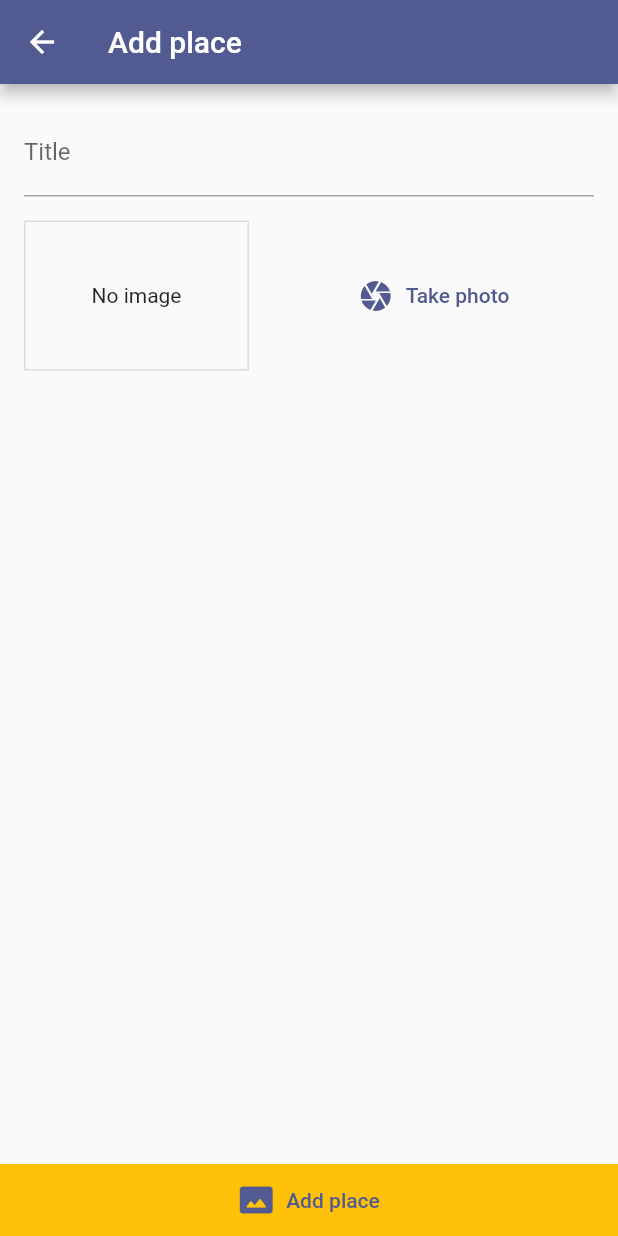
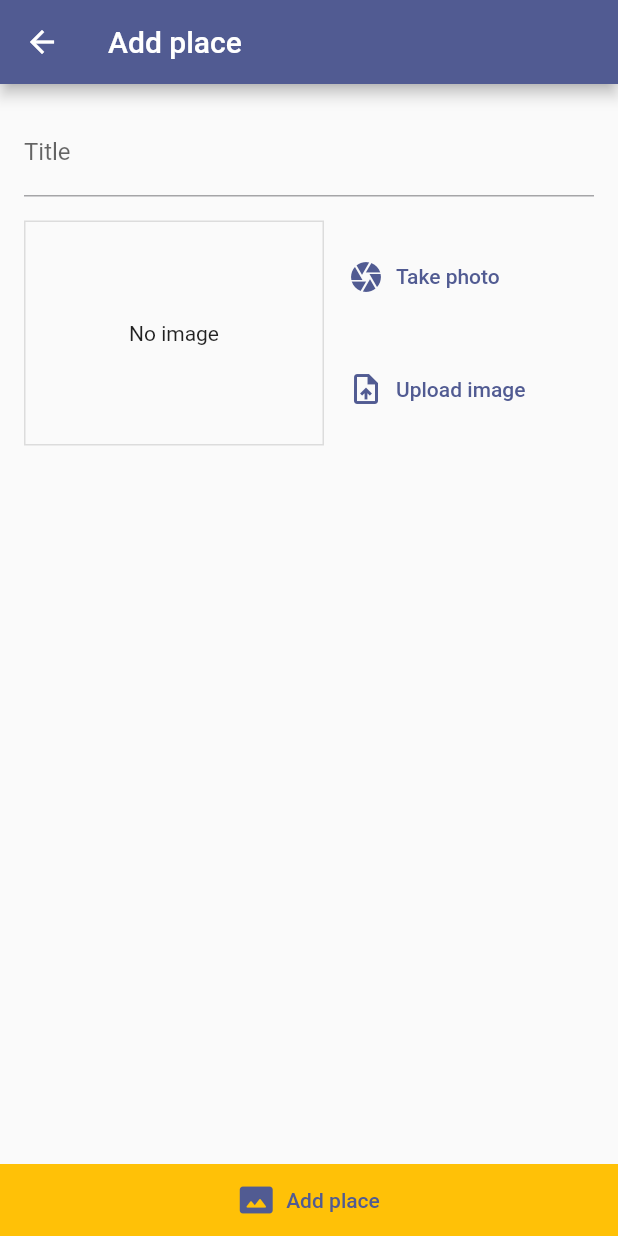
Before and after one commit to vPokladLI/great_places, a Flutter app: the screen it shows after launch, after a tap on the "add" icon, on a phone screen of 412 x 824 dp. Run offline on Flutter 3.47's test engine with Material 2 defaults, Android fonts, the phone set to English and light mode, and no system bars; our stand-ins replace image_picker.

Commit message:
add list screen

```diff
--- a/lib/pages/add_place_screen.dart
+++ b/lib/pages/add_place_screen.dart
@@ -1,5 +1,8 @@
+import 'dart:io';
 import 'package:flutter/material.dart';
+import 'package:provider/provider.dart';
 
+import '../providers/places_provider.dart';
 import '../widgets/image_input.dart';
 
 class AddPlaceScreen extends StatefulWidget {
@@ -12,6 +15,23 @@ class AddPlaceScreen extends StatefulWidget {
 
 class _AddPlaceScreenState extends State<AddPlaceScreen> {
   final _titleController = TextEditingController();
+  File? _pickedImage;
+
+  void selectImage(File pickedImage) {
+    _pickedImage = pickedImage;
+  }
+
+  void _onSubmit() {
+    if (_titleController.text.isEmpty || _pickedImage == null) {
+      return;
+    }
+    context.read<Places>().addItem(
+        title: _titleController.text,
+        latitude: 10,
+        longitude: 12,
+        image: _pickedImage!);
+    Navigator.of(context).pop();
+  }
 
   @override
   void dispose() {
@@ -43,7 +63,7 @@ class _AddPlaceScreenState extends State<AddPlaceScreen> {
                     const SizedBox(
                       height: 16,
                     ),
-                    const ImageInput(),
+                    ImageInput(selectImage),
                   ]),
                 ),
               ),
@@ -55,7 +75,7 @@ class _AddPlaceScreenState extends State<AddPlaceScreen> {
                     padding: const EdgeInsets.only(top: 12, bottom: 12),
                     elevation: 0,
                     shape: const ContinuousRectangleBorder()),
-                onPressed: () {},
+                onPressed: _onSubmit,
                 icon: const Icon(Icons.photo_size_select_actual_rounded),
                 label: const Text('Add place'))
           ]),
--- a/lib/pages/places_list_screen.dart
+++ b/lib/pages/places_list_screen.dart
@@ -1,5 +1,7 @@
 import 'package:flutter/material.dart';
+import 'package:provider/provider.dart';
 import '../pages/add_place_screen.dart';
+import '../providers/places_provider.dart';
 
 class PlacesScreen extends StatelessWidget {
   static String routName = '/places';
@@ -8,6 +10,19 @@ class PlacesScreen extends StatelessWidget {
 
   @override
   Widget build(BuildContext context) {
+    final colorScheme = Theme.of(context).colorScheme;
+    Widget spinner = Container(
+      width: double.infinity,
+      height: double.infinity,
+      color: Theme.of(context).colorScheme.secondary,
+      child: Center(
+        child: CircularProgressIndicator(
+          backgroundColor: colorScheme.primary,
+          color: colorScheme.onSecondary,
+        ),
+      ),
+    );
+
     return Scaffold(
       appBar: AppBar(
         title: const Text('Great places'),
@@ -19,17 +34,22 @@ class PlacesScreen extends StatelessWidget {
               icon: const Icon(Icons.add))
         ],
       ),
-      body: Container(
-        width: double.infinity,
-        height: double.infinity,
-        color: Theme.of(context).colorScheme.secondary,
-        child: Center(
-          child: CircularProgressIndicator(
-            backgroundColor: Theme.of(context).colorScheme.primary,
-            color: Theme.of(context).colorScheme.onSecondary,
-          ),
-        ),
-      ),
+      body: Consumer<Places>(
+          child: Text('No items'),
+          builder: (context, places, ch) => places.items.isEmpty
+              ? ch!
+              : ListView.builder(
+                  itemCount: places.items.length,
+                  itemBuilder: (ctx, i) => ListTile(
+                    leading: CircleAvatar(
+                      backgroundImage: FileImage(places.items[i].image),
+                    ),
+                    title: Text(places.items[i].title),
+                    onTap: () {
+                      //TODO implement detailed view
+                    },
+                  ),
+                )),
     );
   }
 }
--- a/lib/widgets/image_input.dart
+++ b/lib/widgets/image_input.dart
@@ -2,9 +2,12 @@ import 'dart:io';
 
 import 'package:flutter/material.dart';
 import 'package:image_picker/image_picker.dart';
+import 'package:path_provider/path_provider.dart';
+import 'package:path/path.dart' as path;
 
 class ImageInput extends StatefulWidget {
-  const ImageInput({super.key});
+  final Function selectImage;
+  const ImageInput(this.selectImage, {super.key});
 
   @override
   State<ImageInput> createState() => _ImageInputState();
@@ -13,20 +16,32 @@ class ImageInput extends StatefulWidget {
 class _ImageInputState extends State<ImageInput> {
   File? _imageFIle;
   final _imagePicker = ImagePicker();
-  _takePhoto() async {
-    XFile? image =
-        await _imagePicker.pickImage(source: ImageSource.camera, maxWidth: 600);
-    setState(() {
-      _imageFIle = File(image!.path);
-    });
+
+  _takePhoto(source) async {
+    try {
+      XFile? image =
+          await _imagePicker.pickImage(source: source, maxWidth: 600);
+      final Directory appDocumentsDirectory =
+          await getApplicationDocumentsDirectory();
+      setState(() {
+        _imageFIle = File(image!.path);
+      });
+      final imageFileName = path.basename(_imageFIle!.path);
+      final appDocDir = appDocumentsDirectory.path;
+
+      final savedImage = await _imageFIle?.copy('$appDocDir/$imageFileName');
+      widget.selectImage(savedImage);
+    } catch (e) {
+      rethrow;
+    }
   }
 
   @override
   Widget build(BuildContext context) {
     return Row(children: [
       Container(
-          width: 150,
-          height: 100,
+          width: 200,
+          height: 150,
           decoration: BoxDecoration(
               border: Border.all(width: 1, color: Colors.black12)),
           alignment: Alignment.center,
@@ -41,13 +56,36 @@ class _ImageInputState extends State<ImageInput> {
                   textAlign: TextAlign.center,
                 )),
       SizedBox(
-        width: 16,
+        width: 8,
       ),
       Expanded(
-          child: TextButton.icon(
-              onPressed: _takePhoto,
-              icon: Icon(Icons.camera),
-              label: Text('Take photo')))
+        child: SizedBox(
+          height: 150,
+          child: Column(
+            crossAxisAlignment: CrossAxisAlignment.stretch,
+            mainAxisAlignment: MainAxisAlignment.spaceAround,
+            children: [
+              TextButton.icon(
+                  style: TextButton.styleFrom(alignment: Alignment(-1, 0)),
+                  onPressed: () {
+                    _takePhoto(ImageSource.camera);
+                  },
+                  icon: Icon(Icons.camera),
+                  label: Text(
+                    'Take photo',
+                    textAlign: TextAlign.right,
+                  )),
+              TextButton.icon(
+                  style: TextButton.styleFrom(alignment: Alignment(-1, 0)),
+                  onPressed: () {
+                    _takePhoto(ImageSource.gallery);
+                  },
+                  icon: Icon(Icons.upload_file),
+                  label: Text('Upload image')),
+            ],
+          ),
+        ),
+      )
     ]);
   }
 }
--- a/pubspec.yaml
+++ b/pubspec.yaml
@@ -37,6 +37,8 @@ dependencies:
   cupertino_icons: ^1.0.2
   provider: ^6.0.4
   image_picker: ^0.8.6
+  path_provider: ^2.0.11
+  path: ^1.8.2
 
 dev_dependencies:
   flutter_test:
```
Also changed, not shown: lib/providers/places_provider.dart (+9 -2 lines), 2 other files.
